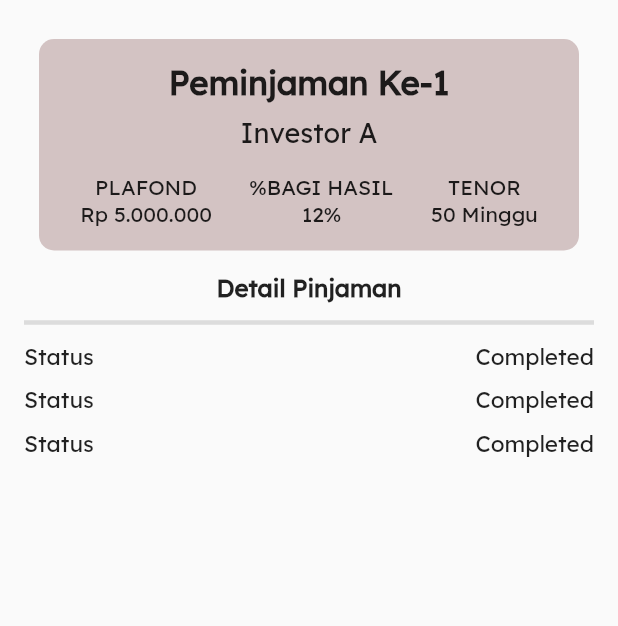
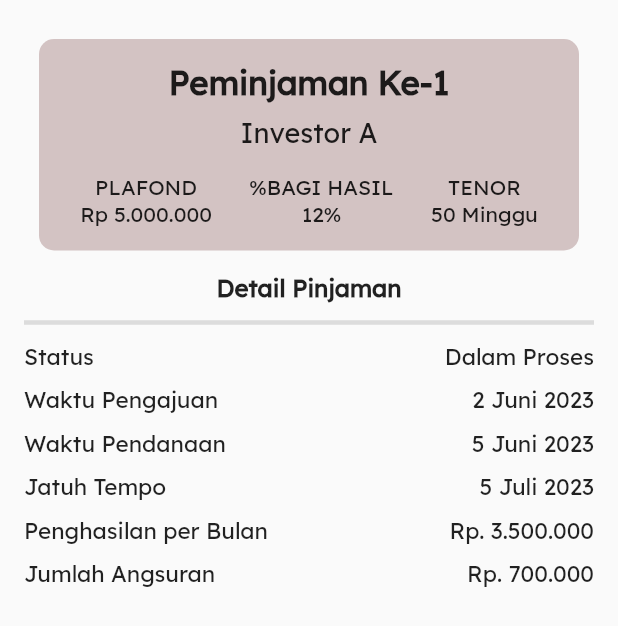
Before and after one commit to najmharani/P2P-Lending-UMKM-Kelompok-4-Pemrograman-Visual, a Flutter app: the PeminjamanPage screen opened directly, on a phone screen of 412 x 824 dp. Shown: the top 626 px of the screen. Run offline on Flutter 3.47's test engine with Material 2 defaults, Android fonts, the phone set to English and light mode, and no system bars; our stand-ins replace flutter_bloc.

Commit message:
pinjam_minor

```diff
--- a/lib/borrower/pages/pinjaman_borrower.dart
+++ b/lib/borrower/pages/pinjaman_borrower.dart
@@ -86,7 +86,7 @@ class PeminjamanPage extends StatelessWidget {
                     ),
                     SizedBox(width: 10),
                     Text(
-                      'Completed',
+                      'Dalam Proses',
                       style: TextStyle(fontSize: 15),
                     ),
                   ],
@@ -96,12 +96,12 @@ class PeminjamanPage extends StatelessWidget {
                   mainAxisAlignment: MainAxisAlignment.spaceBetween,
                   children: [
                     Text(
-                      'Status',
+                      'Waktu Pengajuan',
                       style: TextStyle(fontSize: 15),
                     ),
                     SizedBox(width: 10),
                     Text(
-                      'Completed',
+                      '2 Juni 2023',
                       style: TextStyle(fontSize: 15),
                     ),
                   ],
@@ -111,12 +111,57 @@ class PeminjamanPage extends StatelessWidget {
                   mainAxisAlignment: MainAxisAlignment.spaceBetween,
                   children: [
                     Text(
-                      'Status',
+                      'Waktu Pendanaan',
                       style: TextStyle(fontSize: 15),
                     ),
                     SizedBox(width: 10),
                     Text(
-                      'Completed',
+                      '5 Juni 2023',
+                      style: TextStyle(fontSize: 15),
+                    ),
+                  ],
+                ),
+                SizedBox(height: 10),
+                Row(
+                  mainAxisAlignment: MainAxisAlignment.spaceBetween,
+                  children: [
+                    Text(
+                      'Jatuh Tempo',
+                      style: TextStyle(fontSize: 15),
+                    ),
+                    SizedBox(width: 10),
+                    Text(
+                      '5 Juli 2023',
+                      style: TextStyle(fontSize: 15),
+                    ),
+                  ],
+                ),
+                SizedBox(height: 10),
+                Row(
+                  mainAxisAlignment: MainAxisAlignment.spaceBetween,
+                  children: [
+                    Text(
+                      'Penghasilan per Bulan',
+                      style: TextStyle(fontSize: 15),
+                    ),
+                    SizedBox(width: 10),
+                    Text(
+                      'Rp. 3.500.000',
+                      style: TextStyle(fontSize: 15),
+                    ),
+                  ],
+                ),
+                SizedBox(height: 10),
+                Row(
+                  mainAxisAlignment: MainAxisAlignment.spaceBetween,
+                  children: [
+                    Text(
+                      'Jumlah Angsuran',
+                      style: TextStyle(fontSize: 15),
+                    ),
+                    SizedBox(width: 10),
+                    Text(
+                      'Rp. 700.000',
                       style: TextStyle(fontSize: 15),
                     ),
                   ],
@@ -391,7 +436,7 @@ class HistoryPinjamanDetailsScreen extends StatelessWidget {
                     ),
                     SizedBox(width: 10),
                     Text(
-                      'Rp. 1.200.000',
+                      'Rp. 700.000',
                       style: TextStyle(fontSize: 15),
                     ),
                   ],
```
